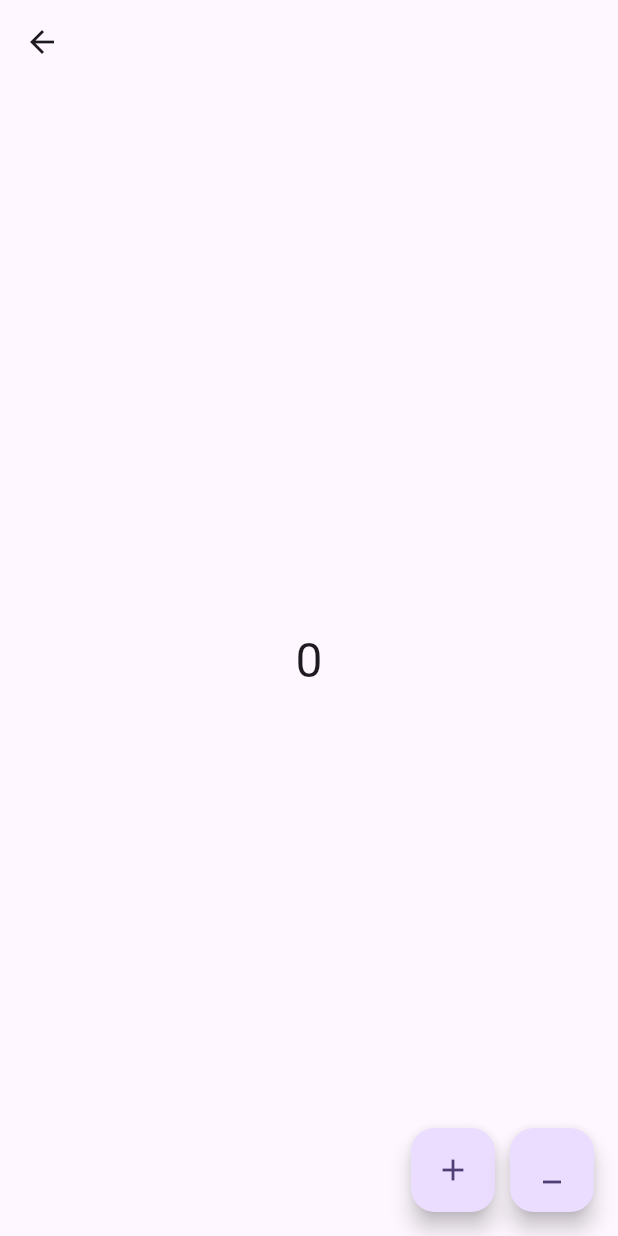
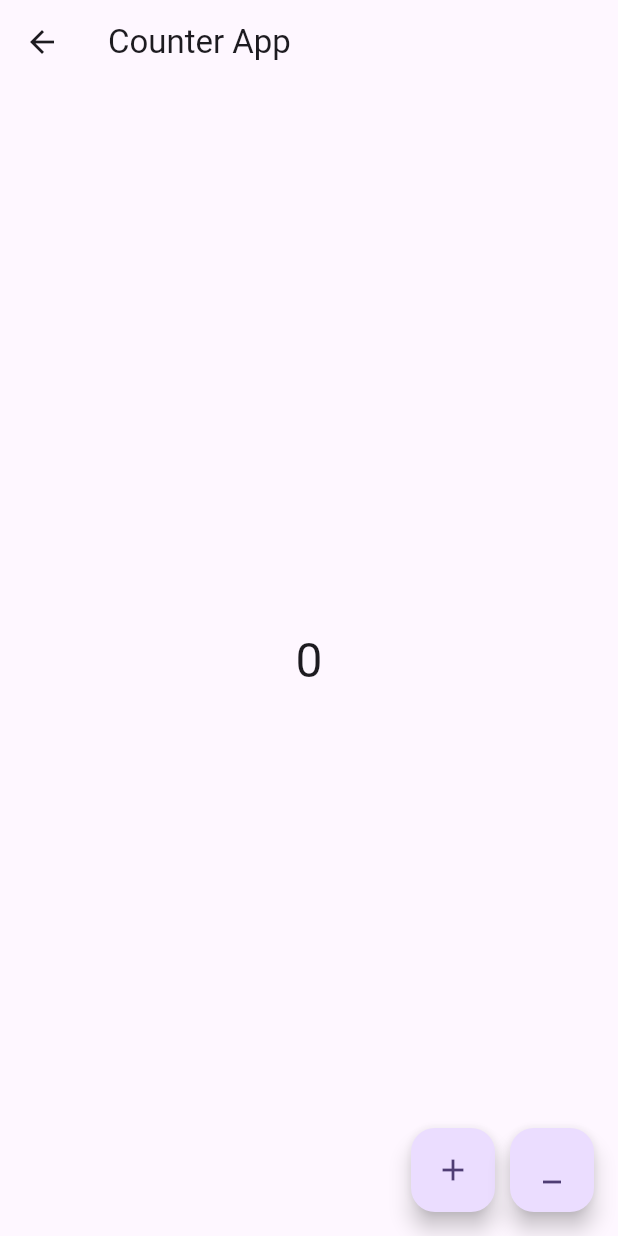
Before and after one commit to Muhammad-Bilal01/flutter_counter_app_with_bloc_and_cubit, a Flutter app: the screen it shows after launch, after a tap on the "navigate next" icon, on a phone screen of 412 x 824 dp. Run offline on Flutter 3.47's test engine with Material 3 defaults, Android fonts, the phone set to English and light mode, and no system bars; our stand-ins replace flutter_bloc.

Commit message:
counter app with bloc

```diff
--- /dev/null
+++ b/lib/bloc/counter_bloc.dart
@@ -0,0 +1,19 @@
+import 'package:flutter_bloc/flutter_bloc.dart';
+
+part "counter_event.dart";
+
+class CounterBloc extends Bloc<Counter, int> {
+  CounterBloc() : super(0) {
+    // to add increment
+    on<CounterIncremented>((event, emit) {
+      emit(state + 1);
+    });
+
+    on<CounterDecremented>((event, emit) {
+      if (state == 0) {
+        return;
+      }
+      emit(state - 1);
+    });
+  }
+}
--- /dev/null
+++ b/lib/bloc/counter_event.dart
@@ -0,0 +1,7 @@
+part of "counter_bloc.dart";
+
+sealed class Counter {}
+
+final class CounterIncremented extends Counter {}
+
+final class CounterDecremented extends Counter {}
--- a/lib/main.dart
+++ b/lib/main.dart
@@ -1,3 +1,4 @@
+import 'package:counter_app/bloc/counter_bloc.dart';
 import 'package:counter_app/cubit/counter_cubit.dart';
 import 'package:counter_app/pages/home_page.dart';
 import 'package:flutter/material.dart';
@@ -12,8 +13,15 @@ class MyApp extends StatelessWidget {
 
   @override
   Widget build(BuildContext context) {
-    return BlocProvider(
-      create: (_) => CounterCubit(),
+    return MultiBlocProvider(
+      providers: [
+        BlocProvider(
+          create: (_) => CounterCubit(),
+        ),
+        BlocProvider(
+          create: (_) => CounterBloc(),
+        ),
+      ],
       child: MaterialApp(
         title: 'Flutter Demo',
         theme: ThemeData(
--- a/lib/pages/home_page.dart
+++ b/lib/pages/home_page.dart
@@ -1,3 +1,4 @@
+import 'package:counter_app/bloc/counter_bloc.dart';
 import 'package:counter_app/cubit/counter_cubit.dart';
 import 'package:counter_app/pages/inc_dec_page.dart';
 import 'package:flutter/material.dart';
@@ -10,7 +11,9 @@ class MyHomePage extends StatelessWidget {
 
   @override
   Widget build(BuildContext context) {
-    final counterCubit = BlocProvider.of<CounterCubit>(context);
+    // final counterCubit = BlocProvider.of<CounterCubit>(context); // cubit methods
+    final counterBloc = BlocProvider.of<CounterBloc>(context);
+
     return Scaffold(
       appBar: AppBar(
         backgroundColor: Theme.of(context).colorScheme.inversePrimary,
@@ -23,14 +26,12 @@ class MyHomePage extends StatelessWidget {
             const Text(
               'You have pushed the button this many times:',
             ),
-            BlocBuilder<CounterCubit, int>(
-                bloc: counterCubit,
-                builder: (context, counter) {
-                  return Text(
-                    '$counter',
-                    style: Theme.of(context).textTheme.headlineMedium,
-                  );
-                }),
+            BlocBuilder<CounterBloc, int>(builder: (context, counter) {
+              return Text(
+                '$counter',
+                style: Theme.of(context).textTheme.headlineMedium,
+              );
+            }),
           ],
         ),
       ),
--- a/lib/pages/inc_dec_page.dart
+++ b/lib/pages/inc_dec_page.dart
@@ -1,3 +1,4 @@
+import 'package:counter_app/bloc/counter_bloc.dart';
 import 'package:counter_app/cubit/counter_cubit.dart';
 import 'package:flutter/material.dart';
 import 'package:flutter_bloc/flutter_bloc.dart';
@@ -7,25 +8,29 @@ class IncDecPage extends StatelessWidget {
 
   @override
   Widget build(BuildContext context) {
-    final counterCubit = BlocProvider.of<CounterCubit>(context);
+    // final counterCubit = BlocProvider.of<CounterCubit>(context);
+    final counterBloc = BlocProvider.of<CounterBloc>(context);
     return Scaffold(
-      appBar: AppBar(),
+      appBar: AppBar(
+        title: const Text("Counter App"),
+      ),
       body: Center(
-        child: BlocBuilder(
-            bloc: counterCubit,
-            builder: (context, counter) {
-              return Text(
-                "$counter",
-                style: TextStyle(fontSize: 32),
-              );
-            }),
+        child: BlocBuilder<CounterBloc, int>(
+          builder: (context, counter) {
+            return Text(
+              "$counter",
+              style: const TextStyle(fontSize: 32),
+            );
+          },
+        ),
       ),
       floatingActionButton: Row(
         mainAxisAlignment: MainAxisAlignment.end,
         children: [
           FloatingActionButton(
             onPressed: () {
-              counterCubit.increament();
+              counterBloc.add(CounterIncremented());
+              // counterCubit.increament();
             },
             tooltip: 'Increment',
             child: const Icon(Icons.add),
@@ -33,9 +38,10 @@ class IncDecPage extends StatelessWidget {
           const SizedBox(width: 10),
           FloatingActionButton(
             onPressed: () {
-              counterCubit.decrement();
+              counterBloc.add(CounterDecremented());
+              // counterCubit.decrement();
             },
-            tooltip: 'Increment',
+            tooltip: 'decrement',
             child: const Icon(Icons.minimize),
           ),
         ],
```
